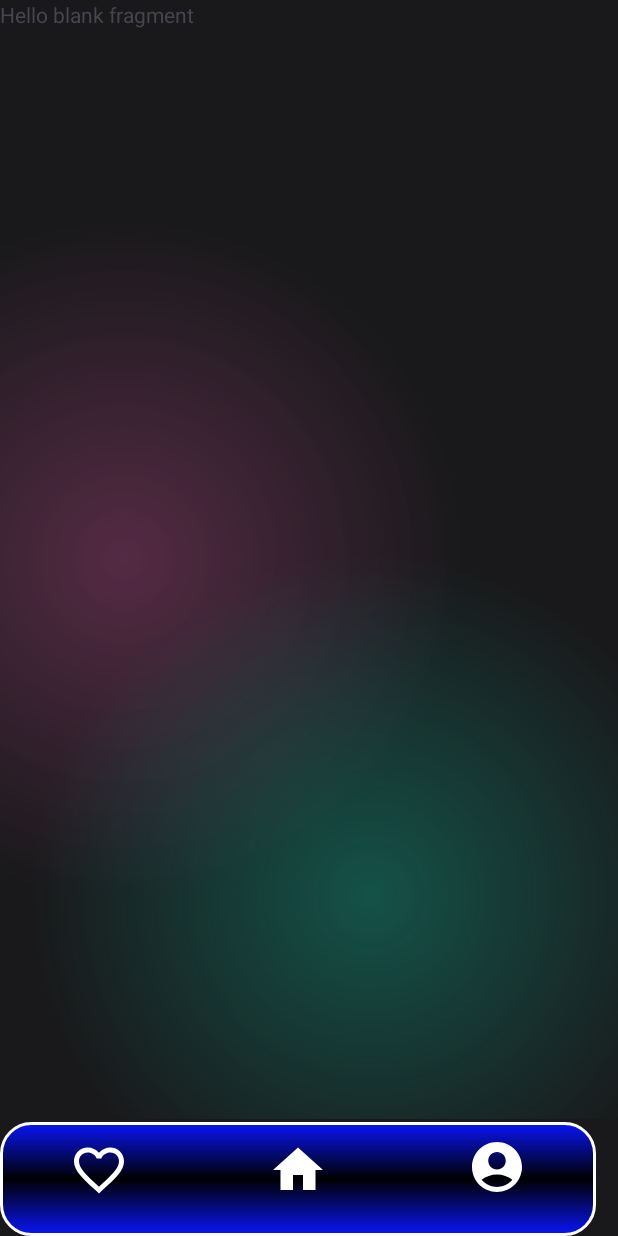
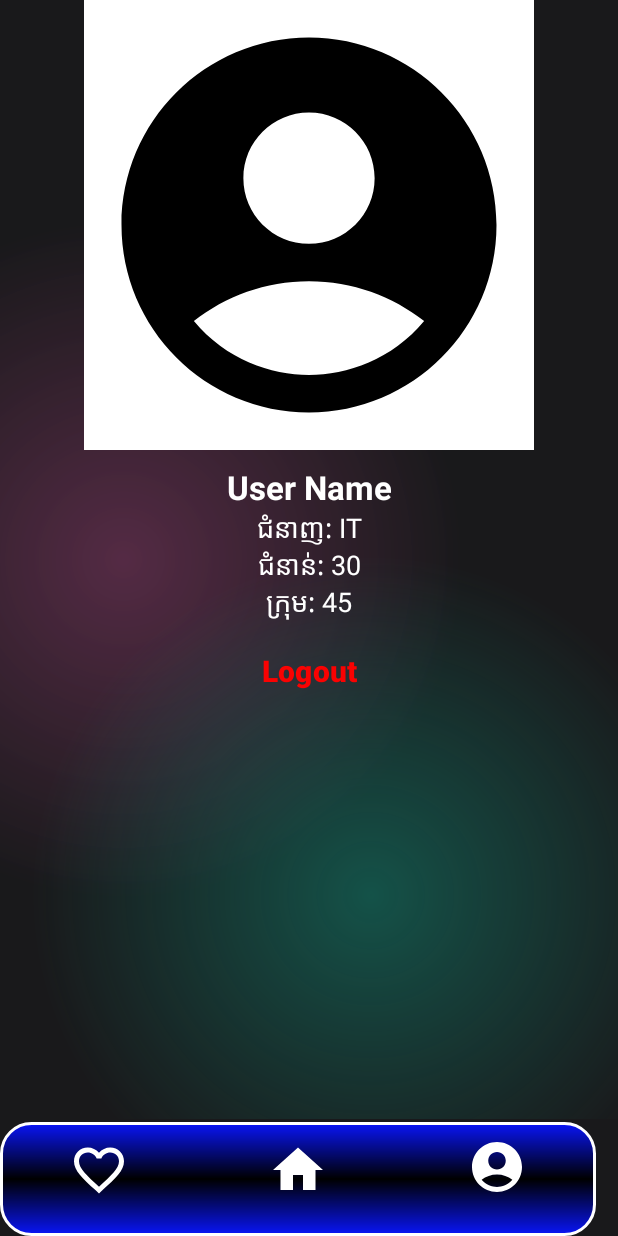
Before and after one commit to PhalKanhaPK/ThesisNUM, an Android app: the screen it shows after launch (HomeActivity), item 3 of the bottom bar chosen, on a phone screen of 412 x 824 dp. Run offline under Robolectric (Android 15) with nearby library versions, the phone set to English and light mode, and no system bars.

Commit message:
add file

```diff
--- a/app/src/main/java/com/example/numthesis/HomeActivity.kt
+++ b/app/src/main/java/com/example/numthesis/HomeActivity.kt
@@ -1,6 +1,7 @@
 package com.example.numthesis
 
 import android.os.Bundle
+import android.widget.Button
 import androidx.activity.enableEdgeToEdge
 import androidx.appcompat.app.AppCompatActivity
 import androidx.core.view.ViewCompat
--- a/app/src/main/res/layout/fragment_account.xml
+++ b/app/src/main/res/layout/fragment_account.xml
@@ -6,9 +6,66 @@
     tools:context=".AccountFragment">
 
     <!-- TODO: Update blank fragment layout -->
-    <TextView
+    <LinearLayout
+        android:id="@+id/picProfile"
         android:layout_width="match_parent"
         android:layout_height="match_parent"
-        android:text="@string/hello_blank_fragment" />
+        android:orientation="vertical">
+        <ImageView
+            android:layout_gravity="center"
+            android:layout_width="300dp"
+            android:layout_height="300dp"
+            android:src="@drawable/baseline_account_circle_24"
+            android:background="@color/white"/>
+
+        <LinearLayout
+            android:layout_width="match_parent"
+            android:layout_height="wrap_content"
+            android:orientation="vertical"
+            android:layout_margin="10dp">
+
+            <TextView
+                android:id="@+id/lblUsername"
+                android:layout_width="match_parent"
+                android:layout_height="wrap_content"
+                android:text="User Name"
+                android:textSize="10pt"
+                android:textStyle="bold"
+                android:textColor="@color/white"
+                android:textAlignment="center"/>
+            <TextView
+                android:layout_width="match_parent"
+                android:layout_height="wrap_content"
+                android:text="ជំនាញ: IT"
+                android:textSize="8pt"
+                android:textAlignment="center"
+                android:textColor="@color/white"/>
+              <TextView
+                android:layout_width="match_parent"
+                android:layout_height="wrap_content"
+                android:text="ជំនាន់: 30"
+                android:textSize="8pt"
+                android:textAlignment="center"
+                  android:textColor="@color/white"/>
+              <TextView
+                android:layout_width="match_parent"
+                android:layout_height="wrap_content"
+                android:text="ក្រុម: 45"
+                android:textSize="8pt"
+                android:textAlignment="center"
+                  android:textColor="@color/white"/>
+        </LinearLayout>
+        <Button
+            android:id="@+id/btnLogout"
+            android:layout_width="wrap_content"
+            android:layout_height="wrap_content"
+            android:layout_gravity="center_horizontal"
+            android:background="@android:color/transparent"
+            android:gravity="center"
+            android:text="Logout"
+            android:textColor="@color/red"
+            android:textSize="9pt"
+            android:textStyle="bold"/>
+    </LinearLayout>
 
 </FrameLayout>
--- a/app/src/main/res/values/colors.xml
+++ b/app/src/main/res/values/colors.xml
@@ -4,6 +4,7 @@
     <color name="white">#FFFFFFFF</color>
     <color name="main_background">#19191b</color>
     <color name="pink">#e45eb0</color>
+    <color name="red">#FA0202</color>
     <color name="green">#34e3c4</color>
     <color name="gray">#DADADA</color>
     <color name="blue_white">#5E65EC</color>
```
